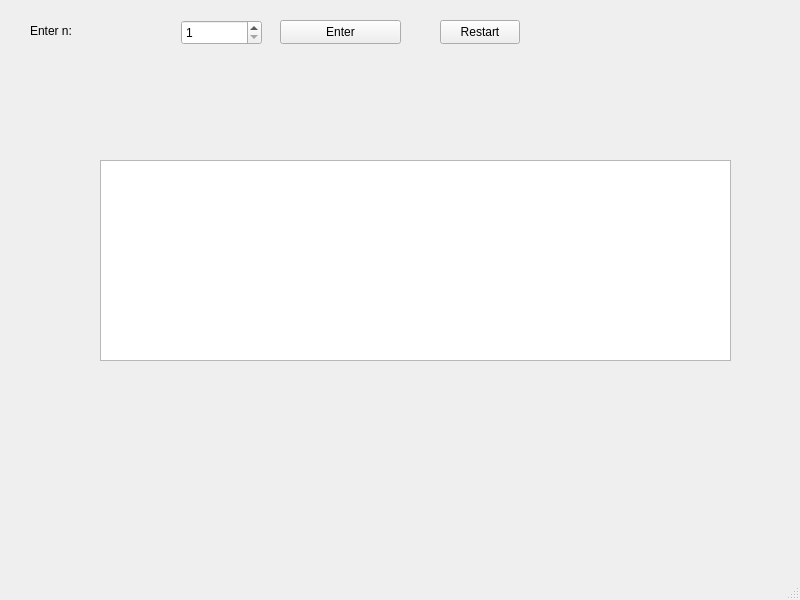
Qt form 353505/Брикун Д.С./LabWork_4/Task_2/mainwindow.ui (zhuchok12/Fundamentals-of-algorithmization-and-programming) before a commit.
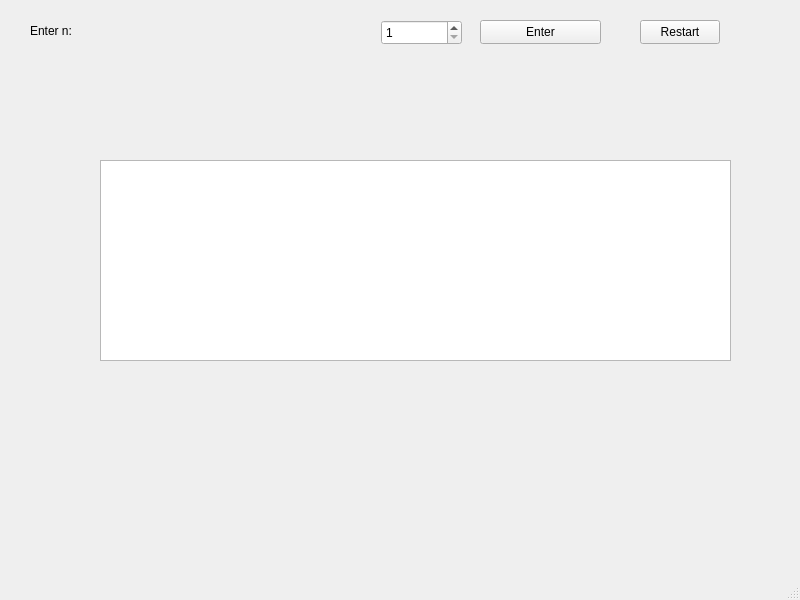
The same form after that commit.

What changed in the file:
```diff
--- a/353505/Брикун Д.С./LabWork_4/Task_2/mainwindow.ui
+++ b/353505/Брикун Д.С./LabWork_4/Task_2/mainwindow.ui
@@ -19,7 +19,7 @@
      <rect>
       <x>30</x>
       <y>20</y>
-      <width>131</width>
+      <width>331</width>
       <height>21</height>
      </rect>
     </property>
@@ -30,7 +30,7 @@
    <widget class="QSpinBox" name="spinBox">
     <property name="geometry">
      <rect>
-      <x>181</x>
+      <x>381</x>
       <y>20</y>
       <width>81</width>
       <height>25</height>
@@ -46,7 +46,7 @@
    <widget class="QPushButton" name="pushButton_restart">
     <property name="geometry">
      <rect>
-      <x>440</x>
+      <x>640</x>
       <y>20</y>
       <width>80</width>
       <height>24</height>
@@ -72,7 +72,7 @@
    <widget class="QPushButton" name="pushButton_enter">
     <property name="geometry">
      <rect>
-      <x>280</x>
+      <x>480</x>
       <y>20</y>
       <width>121</width>
       <height>24</height>
@@ -119,7 +119,7 @@
      <rect>
       <x>100</x>
       <y>400</y>
-      <width>101</width>
+      <width>221</width>
       <height>16</height>
      </rect>
     </property>
```
Left out of the diff: 2 changed lines with no effect on the pictures.
